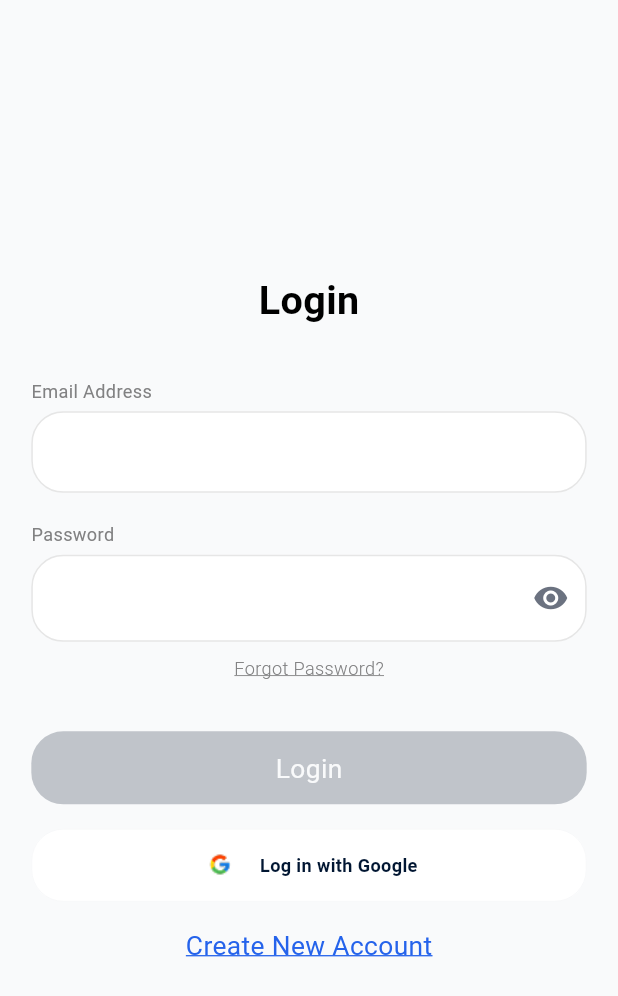
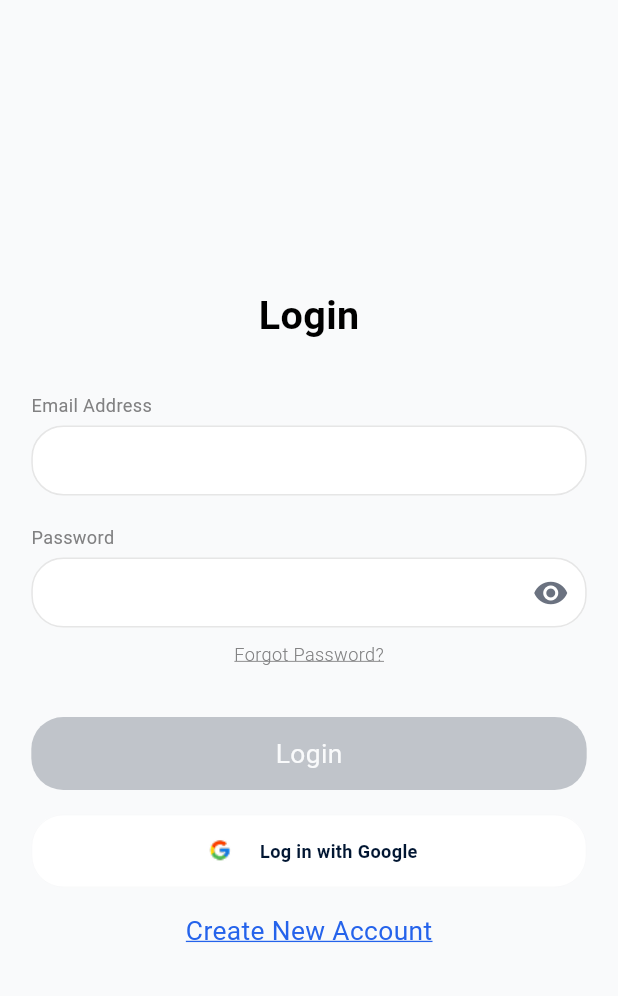
Before and after one commit to 3oraby/san3a_app, a Flutter app: the LoginScreen screen opened by its route, on a phone screen of 412 x 824 dp. Shown: the top 996 px of the screen. Run offline on Flutter 3.47's test engine with Material 3 defaults, Android fonts, the phone set to English and light mode, and no system bars; our stand-ins replace connectivity_plus, cookie_jar, dartz, device_preview, dio, dio_cookie_manager and 9 more; accounts and stored records are empty; Roboto replaces fonts that are missing (Cairo); project files that could hold a hidden picture were left out.

Commit message:
update text fields

```diff
--- a/lib/core/widgets/custom_password_text_field.dart
+++ b/lib/core/widgets/custom_password_text_field.dart
@@ -7,6 +7,7 @@ import 'package:san3a_app/core/utils/app_text_styles.dart';
 class CustomPasswordTextField extends StatefulWidget {
   const CustomPasswordTextField({
     super.key,
+    this.height = 46,
     this.labelText,
     this.hintText,
     this.onChanged,
@@ -17,11 +18,19 @@ class CustomPasswordTextField extends StatefulWidget {
     this.autovalidateMode = AutovalidateMode.disabled,
     this.keyboardType = TextInputType.text,
     this.textStyle,
-    this.hintTextStyle,
-    this.helperTextStyle,
-    this.labelTextStyle,
+    this.hintStyle,
+    this.helperStyle,
+    this.labelStyle,
+    this.borderRadius = 21,
+    this.borderWidth,
+    this.borderColor,
+    this.focusedBorderColor,
+    this.backgroundColor,
+    this.contentHorizontalPadding = 16,
+    this.contentVerticalPadding = 12,
   });
 
+  final double height;
   final String? labelText;
   final String? hintText;
   final void Function(String)? onChanged;
@@ -32,9 +41,16 @@ class CustomPasswordTextField extends StatefulWidget {
   final AutovalidateMode autovalidateMode;
   final TextInputType? keyboardType;
   final TextStyle? textStyle;
-  final TextStyle? hintTextStyle;
-  final TextStyle? helperTextStyle;
-  final TextStyle? labelTextStyle;
+  final TextStyle? hintStyle;
+  final TextStyle? helperStyle;
+  final TextStyle? labelStyle;
+  final double borderRadius;
+  final double? borderWidth;
+  final Color? borderColor;
+  final Color? focusedBorderColor;
+  final Color? backgroundColor;
+  final double contentHorizontalPadding;
+  final double contentVerticalPadding;
 
   @override
   State<CustomPasswordTextField> createState() =>
@@ -49,7 +65,9 @@ class _CustomPasswordTextFieldState extends State<CustomPasswordTextField> {
     final appTextFieldTheme = Theme.of(context).extension<AppTextFieldTheme>()!;
     final textPalette = getTextPalette(context);
 
-    return TextFormField(
+    return SizedBox(
+      height: widget.height.h,
+      child: TextFormField(
         controller: widget.controller,
         focusNode: widget.focusNode,
         obscureText: isObscure,
@@ -57,17 +75,20 @@ class _CustomPasswordTextFieldState extends State<CustomPasswordTextField> {
         onSaved: widget.onSaved,
         validator: widget.validator,
         keyboardType: widget.keyboardType,
-      style: AppTextStyles.getTextStyle(
+        style:
+            widget.textStyle ??
+            AppTextStyles.getTextStyle(
               16,
             ).copyWith(color: textPalette.headingColor),
         decoration: InputDecoration(
           filled: true,
-        fillColor: appTextFieldTheme.backgroundColor,
+          fillColor:
+              widget.backgroundColor ?? appTextFieldTheme.backgroundColor,
           labelText: widget.labelText,
           hintText: widget.hintText,
-        labelStyle: widget.labelTextStyle,
-        hintStyle: widget.hintTextStyle,
-        helperStyle: widget.helperTextStyle,
+          labelStyle: widget.labelStyle,
+          hintStyle: widget.hintStyle,
+          helperStyle: widget.helperStyle,
           suffixIcon: IconButton(
             icon: Icon(isObscure ? Icons.visibility : Icons.visibility_off),
             onPressed: () {
@@ -76,25 +97,32 @@ class _CustomPasswordTextFieldState extends State<CustomPasswordTextField> {
               });
             },
           ),
+          contentPadding: EdgeInsets.symmetric(
+            vertical: widget.contentVerticalPadding.r,
+            horizontal: widget.contentHorizontalPadding.r,
+          ),
           border: OutlineInputBorder(
-          borderRadius: BorderRadius.circular(21.r),
+            borderRadius: BorderRadius.circular(widget.borderRadius.r),
             borderSide: BorderSide(
-            color: appTextFieldTheme.borderColor,
-            width: 1,
+              color: widget.borderColor ?? appTextFieldTheme.borderColor,
+              width: widget.borderWidth ?? 1,
             ),
           ),
           enabledBorder: OutlineInputBorder(
-          borderRadius: BorderRadius.circular(21.r),
+            borderRadius: BorderRadius.circular(widget.borderRadius.r),
             borderSide: BorderSide(
-            color: appTextFieldTheme.borderColor,
-            width: 1,
+              color: widget.borderColor ?? appTextFieldTheme.borderColor,
+              width: widget.borderWidth ?? 1,
             ),
           ),
           focusedBorder: OutlineInputBorder(
-          borderRadius: BorderRadius.circular(21.r),
+            borderRadius: BorderRadius.circular(widget.borderRadius.r),
             borderSide: BorderSide(
-            color: appTextFieldTheme.focusedBorderColor,
-            width: 2,
+              color:
+                  widget.focusedBorderColor ??
+                  appTextFieldTheme.focusedBorderColor,
+              width: widget.borderWidth ?? 2,
+            ),
           ),
         ),
       ),
--- a/lib/core/widgets/custom_text_form_field.dart
+++ b/lib/core/widgets/custom_text_form_field.dart
@@ -5,6 +5,7 @@ import 'package:san3a_app/core/utils/app_text_field_theme.dart';
 import 'package:san3a_app/core/utils/app_text_styles.dart';
 
 class CustomTextFormField extends StatelessWidget {
+  final double height;
   final String? hintText;
   final String? labelText;
   final String? helperText;
@@ -25,9 +26,18 @@ class CustomTextFormField extends StatelessWidget {
   final bool removeBorders;
   final double? labelTextSize;
   final ValueChanged<String>? onChanged;
+  final double borderRadius;
+  final double? borderWidth;
+  final Color? borderColor;
+  final Color? focusedBorderColor;
+  final Color? backgroundColor;
+  final TextStyle? hintStyle;
+  final TextStyle? labelStyle;
+  final TextStyle? helperStyle;
 
   const CustomTextFormField({
     super.key,
+    this.height = 46,
     this.ontTap,
     this.readOnly,
     this.hintText,
@@ -43,11 +53,19 @@ class CustomTextFormField extends StatelessWidget {
     this.autovalidateMode,
     this.maxLines = 1,
     this.contentHorizontalPadding = 16,
-    this.contentVerticalPadding = 14,
+    this.contentVerticalPadding = 12,
     this.focusNode,
     this.removeBorders = false,
     this.labelTextSize = 16,
     this.onChanged,
+    this.borderRadius = 21,
+    this.borderWidth,
+    this.borderColor,
+    this.focusedBorderColor,
+    this.backgroundColor,
+    this.hintStyle,
+    this.labelStyle,
+    this.helperStyle,
   });
 
   @override
@@ -55,7 +73,9 @@ class CustomTextFormField extends StatelessWidget {
     final textPalette = getTextPalette(context);
     final appTextFieldTheme = Theme.of(context).extension<AppTextFieldTheme>()!;
 
-    return TextFormField(
+    return SizedBox(
+      height: height.h,
+      child: TextFormField(
         focusNode: focusNode,
         readOnly: readOnly ?? false,
         controller: controller,
@@ -72,7 +92,7 @@ class CustomTextFormField extends StatelessWidget {
         ).copyWith(color: textPalette.headingColor),
         decoration: InputDecoration(
           filled: true,
-        fillColor: appTextFieldTheme.backgroundColor,
+          fillColor: backgroundColor ?? appTextFieldTheme.backgroundColor,
           hintText: hintText,
           labelText: labelText,
           helperText: helperText,
@@ -84,25 +104,29 @@ class CustomTextFormField extends StatelessWidget {
             vertical: contentVerticalPadding.r,
             horizontal: contentHorizontalPadding.r,
           ),
+          hintStyle: hintStyle,
+          labelStyle: labelStyle,
+          helperStyle: helperStyle,
           border: OutlineInputBorder(
-          borderRadius: BorderRadius.circular(21.r),
+            borderRadius: BorderRadius.circular(borderRadius.r),
             borderSide: BorderSide(
-            color: appTextFieldTheme.borderColor,
-            width: 1,
+              color: borderColor ?? appTextFieldTheme.borderColor,
+              width: borderWidth ?? 1,
             ),
           ),
           enabledBorder: OutlineInputBorder(
-          borderRadius: BorderRadius.circular(21.r),
+            borderRadius: BorderRadius.circular(borderRadius.r),
             borderSide: BorderSide(
-            color: appTextFieldTheme.borderColor,
-            width: 1,
+              color: borderColor ?? appTextFieldTheme.borderColor,
+              width: borderWidth ?? 1,
             ),
           ),
           focusedBorder: OutlineInputBorder(
-          borderRadius: BorderRadius.circular(21.r),
+            borderRadius: BorderRadius.circular(borderRadius.r),
             borderSide: BorderSide(
-            color: appTextFieldTheme.focusedBorderColor,
-            width: 2,
+              color: focusedBorderColor ?? appTextFieldTheme.focusedBorderColor,
+              width: borderWidth ?? 2,
+            ),
           ),
         ),
       ),
```
Lines whose indentation alone changed are shown as unchanged.
